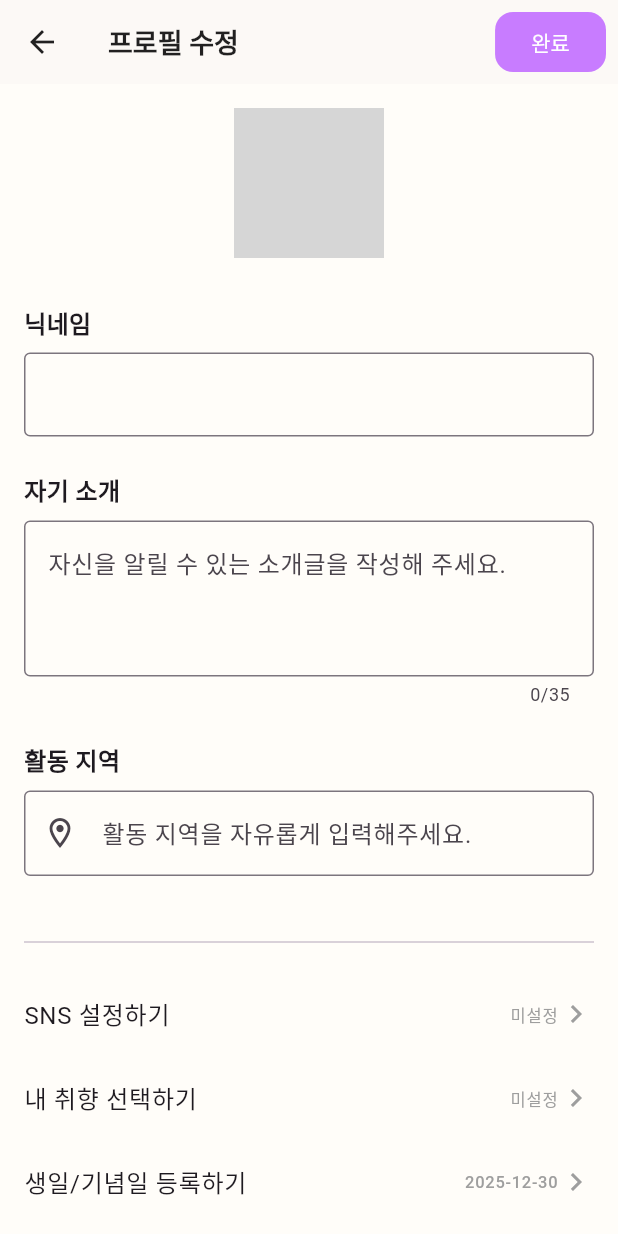
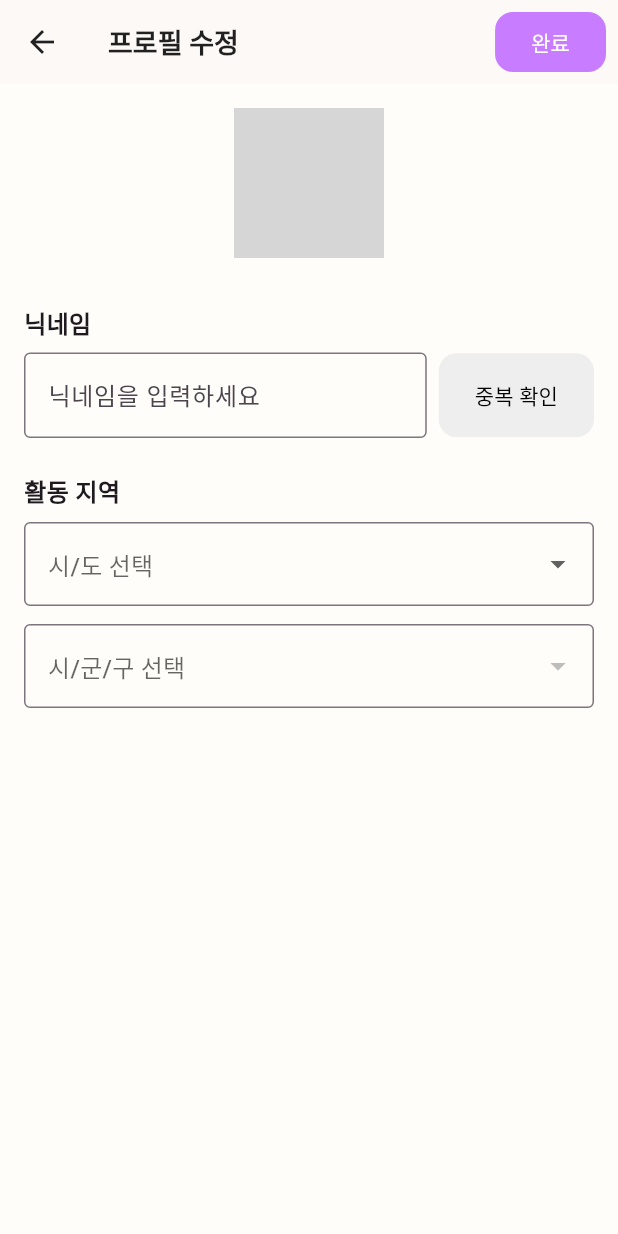
Before and after one commit to DongBaBaDa/needsfine_app, a Flutter app: the ProfileEditScreen screen opened directly with empty values, on a phone screen of 412 x 824 dp. Run offline on Flutter 3.47's test engine with Material 3 defaults, Android fonts, the light colour scheme and no system bars; our stand-ins replace carousel_slider, geolocator, image_picker, permission_handler, scrollable_positioned_list, shared_preferences and 1 more; missing offline and left inert: flutter_naver_map, unorm_dart; accounts and stored records are empty; network calls fail; Roboto replaces fonts that are missing (NotoSansKR); statements that could not run were skipped; grey boxes are pictures that could not be loaded.

Commit message:
2025년 12월30일 오후9시32분 프로필 수정중

```diff
--- a/lib/screens/profile_edit_screen.dart
+++ b/lib/screens/profile_edit_screen.dart
@@ -1,11 +1,10 @@
 import 'dart:io';
 import 'package:flutter/material.dart';
 import 'package:image_picker/image_picker.dart';
-import 'package:intl/intl.dart';
-import 'package:needsfine_app/core/needsfine_theme.dart'; // 테마 import
+import 'package:needsfine_app/core/needsfine_theme.dart';
+import 'package:needsfine_app/data/korean_regions.dart';
+import 'package:supabase_flutter/supabase_flutter.dart';
 import '../models/user_model.dart';
-import 'sns_setting_screen.dart';
-import 'taste_selection_screen.dart';
 
 class ProfileEditScreen extends StatefulWidget {
   final UserProfile userProfile;
@@ -17,16 +16,28 @@ class ProfileEditScreen extends StatefulWidget {
 }
 
 class _ProfileEditScreenState extends State<ProfileEditScreen> {
+  final _supabase = Supabase.instance.client;
   late TextEditingController _nicknameController;
-  late TextEditingController _introController;
-  late TextEditingController _activityZoneController;
   late UserProfile _updatedProfile;
+
+  // 지역 선택 관련 변수
+  String? _selectedSido;
+  String? _selectedSigungu;
+  List<String> _sidoList = [];
+  List<String> _sigunguList = [];
+
+  // 상태 관리 변수
+  bool? _isNicknameAvailable;
+  bool _isCheckingNickname = false;
+  bool _isSaving = false; // 서버 저장 로딩
 
   final ImagePicker _picker = ImagePicker();
 
   @override
   void initState() {
     super.initState();
+    _sidoList = koreanRegions.keys.toList();
+
     _updatedProfile = UserProfile(
       nickname: widget.userProfile.nickname,
       introduction: widget.userProfile.introduction,
@@ -40,18 +51,62 @@ class _ProfileEditScreenState extends State<ProfileEditScreen> {
     );
 
     _nicknameController = TextEditingController(text: _updatedProfile.nickname);
-    _introController = TextEditingController(text: _updatedProfile.introduction);
-    _activityZoneController = TextEditingController(text: _updatedProfile.activityZone);
+
+    // [해결] Screenshot_20251230_204308.jpg의 '활동' 값 오류 방어 코드
+    if (_updatedProfile.activityZone.isNotEmpty) {
+      final zones = _updatedProfile.activityZone.split(' ');
+      if (zones.length >= 2) {
+        final targetSido = zones[0];
+        final targetSigungu = zones[1];
+
+        // "활동"처럼 리스트에 없는 값이 들어오면 드롭다운 오류가 나므로 contains 체크 필수
+        if (_sidoList.contains(targetSido)) {
+          _selectedSido = targetSido;
+          _sigunguList = koreanRegions[_selectedSido!] ?? [];
+
+          if (_sigunguList.contains(targetSigungu)) {
+            _selectedSigungu = targetSigungu;
+          }
+        }
+      }
+    }
   }
 
   @override
   void dispose() {
     _nicknameController.dispose();
-    _introController.dispose();
-    _activityZoneController.dispose();
     super.dispose();
   }
 
+  // 닉네임 중복 확인
+  Future<void> _checkNicknameDuplicate() async {
+    final nickname = _nicknameController.text.trim();
+    if (nickname.isEmpty) return;
+    if (nickname == widget.userProfile.nickname) {
+      setState(() => _isNicknameAvailable = true);
+      return;
+    }
+
+    setState(() => _isCheckingNickname = true);
+
+    try {
+      final res = await _supabase
+          .from('profiles')
+          .select('nickname')
+          .eq('nickname', nickname)
+          .maybeSingle();
+
+      setState(() {
+        _isNicknameAvailable = res == null;
+      });
+    } catch (e) {
+      debugPrint('중복 체크 에러: $e');
+    } finally {
+      setState(() => _isCheckingNickname = false);
+    }
+  }
+
+  // 이미지 선택
   Future<void> _pickImage() async {
     final XFile? pickedFile = await _picker.pickImage(source: ImageSource.gallery);
     if (pickedFile != null) {
@@ -61,27 +116,70 @@ class _ProfileEditScreenState extends State<ProfileEditScreen> {
     }
   }
 
-  void _saveAndPop() {
-    _updatedProfile.nickname = _nicknameController.text;
-    _updatedProfile.introduction = _introController.text;
-    _updatedProfile.activityZone = _activityZoneController.text;
+  // [서버 저장] 이미지 업로드 로직
+  Future<String?> _uploadProfileImage() async {
+    if (_updatedProfile.imageFile == null) return null;
+
+    final userId = _supabase.auth.currentUser!.id;
+    final file = _updatedProfile.imageFile!;
+    final fileExt = file.path.split('.').last;
+    final fileName = 'profile_$userId.${fileExt.toLowerCase()}';
+    final filePath = '$userId/$fileName';
+
+    try {
+      // 업로드 실행
+      await _supabase.storage.from('avatars').upload(
+        filePath,
+        file,
+        fileOptions: const FileOptions(upsert: true),
+      );
+
+      // 업로드된 이미지의 Public URL 획득
+      final String publicUrl = _supabase.storage.from('avatars').getPublicUrl(filePath);
+      return publicUrl;
+    } catch (e) {
+      debugPrint('이미지 업로드 에러: $e');
+      return null;
+    }
+  }
+
+  // [서버 저장] 최종 완료 버튼 로직
+  Future<void> _saveAndPop() async {
+    if (_nicknameController.text != widget.userProfile.nickname && _isNicknameAvailable != true) {
+      ScaffoldMessenger.of(context).showSnackBar(const SnackBar(content: Text('닉네임 중복 확인이 필요합니다.')));
+      return;
+    }
+
+    setState(() => _isSaving = true);
+
+    try {
+      final userId = _supabase.auth.currentUser!.id;
+      String? newImageUrl;
+
+      // 1. 이미지가 바뀌었다면 서버 스토리지에 업로드
+      if (_updatedProfile.imageFile != null) {
+        newImageUrl = await _uploadProfileImage();
+      }
+
+      // 2. DB 정보 업데이트
+      await _supabase.from('profiles').update({
+        'nickname': _nicknameController.text.trim(),
+        'activity_zone': '$_selectedSido $_selectedSigungu',
+        if (newImageUrl != null) 'profile_image_url': newImageUrl,
+      }).eq('id', userId);
+
+      if (mounted) {
+        _updatedProfile.nickname = _nicknameController.text.trim();
+        _updatedProfile.activityZone = '$_selectedSido $_selectedSigungu';
+        if (newImageUrl != null) _updatedProfile.profileImageUrl = newImageUrl;
+
+        ScaffoldMessenger.of(context).showSnackBar(const SnackBar(content: Text('정보가 서버에 저장되었습니다.')));
         Navigator.pop(context, _updatedProfile);
       }
-
-  Future<void> _selectDate(BuildContext context) async {
-    final DateTime? picked = await showDatePicker(
-      context: context,
-      initialDate: _updatedProfile.birthDate ?? DateTime.now(),
-      firstDate: DateTime(1900),
-      lastDate: DateTime.now(),
-      builder: (context, child) {
-        return Theme(data: Theme.of(context).copyWith(colorScheme: const ColorScheme.light(primary: kNeedsFinePurple)), child: child!);
-      },
-    );
-    if (picked != null && picked != _updatedProfile.birthDate) {
-      setState(() {
-        _updatedProfile.birthDate = picked;
-      });
+    } catch (e) {
+      if (mounted) ScaffoldMessenger.of(context).showSnackBar(SnackBar(content: Text('저장 실패: $e')));
+    } finally {
+      if (mounted) setState(() => _isSaving = false);
     }
   }
 
@@ -91,93 +189,128 @@ class _ProfileEditScreenState extends State<ProfileEditScreen> {
       appBar: AppBar(
         title: const Text('프로필 수정'),
         actions: [
-          // [수정] Primary Button 스타일 적용
           Padding(
             padding: const EdgeInsets.only(right: 8.0),
             child: ElevatedButton(
-              onPressed: _saveAndPop,
+              onPressed: _isSaving ? null : _saveAndPop,
               style: ElevatedButton.styleFrom(
                 backgroundColor: kNeedsFinePurple,
                 foregroundColor: Colors.white,
                 elevation: 0,
               ),
-              child: const Text("완료"),
+              child: _isSaving
+                  ? const SizedBox(width: 16, height: 16, child: CircularProgressIndicator(color: Colors.white, strokeWidth: 2))
+                  : const Text("완료"),
             ),
           )
         ],
       ),
-      body: Column(
-        children: [
-          Expanded(
-            child: ListView(
+      body: ListView(
         padding: const EdgeInsets.all(16.0),
         children: [
           Center(
             child: Stack(
               children: [
+                // [해결] 에셋 파일 부재 에러 방지를 위해 기본 아이콘 사용
                 CircleAvatar(
                   radius: 50,
+                  backgroundColor: Colors.grey[200],
                   backgroundImage: _updatedProfile.imageFile != null
                       ? FileImage(_updatedProfile.imageFile!) as ImageProvider
                       : (_updatedProfile.profileImageUrl.isNotEmpty
                       ? NetworkImage(_updatedProfile.profileImageUrl)
-                                : const AssetImage('assets/images/default_profile.png')
-                              ),
+                      : null),
+                  child: (_updatedProfile.imageFile == null && _updatedProfile.profileImageUrl.isEmpty)
+                      ? const Icon(Icons.person, size: 50, color: Colors.grey)
+                      : null,
                 ),
                 Positioned(
                   bottom: 0,
                   right: 0,
-                        child: GestureDetector(onTap: _pickImage, child: CircleAvatar(radius: 18, backgroundColor: Colors.grey[800], child: const Icon(Icons.camera_alt, color: Colors.white, size: 20))),
+                  child: GestureDetector(
+                    onTap: _pickImage,
+                    child: CircleAvatar(
+                      radius: 18,
+                      backgroundColor: Colors.grey[800],
+                      child: const Icon(Icons.camera_alt, color: Colors.white, size: 20),
+                    ),
+                  ),
                 ),
               ],
             ),
           ),
           const SizedBox(height: 32),
-                _buildTextField(label: '닉네임', controller: _nicknameController),
-                _buildTextField(label: '자기 소개', controller: _introController, hint: '자신을 알릴 수 있는 소개글을 작성해 주세요.', maxLength: 35, maxLines: 3),
-                _buildTextField(label: '활동 지역', controller: _activityZoneController, hint: '활동 지역을 자유롭게 입력해주세요.', prefixIcon: Icons.location_on_outlined),
-                const Divider(height: 40),
-                _buildListTile(title: 'SNS 설정하기', value: '미설정', onTap: () => Navigator.push(context, MaterialPageRoute(builder: (_) => const SnsSettingScreen()))),
-                _buildListTile(title: '내 취향 선택하기', value: '미설정', onTap: () => Navigator.push(context, MaterialPageRoute(builder: (_) => const TasteSelectionScreen()))),
-                _buildListTile(
-                  title: '생일/기념일 등록하기',
-                  value: _updatedProfile.birthDate != null ? DateFormat('yyyy-MM-dd').format(_updatedProfile.birthDate!) : '0 건',
-                  onTap: () => _selectDate(context)
+
+          const Text('닉네임', style: TextStyle(fontWeight: FontWeight.bold, fontSize: 16)),
+          const SizedBox(height: 8),
+          Row(
+            children: [
+              Expanded(
+                child: TextField(
+                  controller: _nicknameController,
+                  decoration: InputDecoration(
+                    hintText: '닉네임을 입력하세요',
+                    border: const OutlineInputBorder(),
+                    enabledBorder: _isNicknameAvailable == true
+                        ? const OutlineInputBorder(borderSide: BorderSide(color: Colors.green, width: 2))
+                        : null,
+                    errorText: _isNicknameAvailable == false ? '이미 사용 중인 닉네임입니다.' : null,
+                    helperText: _isNicknameAvailable == true ? '사용 가능한 닉네임입니다.' : null,
+                    helperStyle: const TextStyle(color: Colors.green),
+                  ),
+                  onChanged: (text) {
+                    setState(() {
+                      _isNicknameAvailable = null;
+                    });
+                  },
+                ),
+              ),
+              const SizedBox(width: 8),
+              SizedBox(
+                height: 56,
+                child: ElevatedButton(
+                  onPressed: (_isCheckingNickname || _isNicknameAvailable == true) ? null : _checkNicknameDuplicate,
+                  style: ElevatedButton.styleFrom(
+                    backgroundColor: _isNicknameAvailable == true ? Colors.green : Colors.grey[200],
+                    foregroundColor: _isNicknameAvailable == true ? Colors.white : Colors.black,
+                    elevation: 0,
+                  ),
+                  child: _isCheckingNickname
+                      ? const SizedBox(width: 20, height: 20, child: CircularProgressIndicator(strokeWidth: 2))
+                      : Text(_isNicknameAvailable == true ? '확인됨' : '중복 확인'),
+                ),
               ),
             ],
           ),
+          const SizedBox(height: 24),
+
+          const Text('활동 지역', style: TextStyle(fontWeight: FontWeight.bold, fontSize: 16)),
+          const SizedBox(height: 8),
+          DropdownButtonFormField<String>(
+            value: _selectedSido,
+            hint: const Text('시/도 선택'),
+            decoration: const InputDecoration(border: OutlineInputBorder()),
+            items: _sidoList.map((e) => DropdownMenuItem(value: e, child: Text(e))).toList(),
+            onChanged: (value) {
+              setState(() {
+                _selectedSido = value;
+                _selectedSigungu = null;
+                _sigunguList = koreanRegions[value!] ?? [];
+              });
+            },
+          ),
+          const SizedBox(height: 12),
+          DropdownButtonFormField<String>(
+            value: _selectedSigungu,
+            hint: const Text('시/군/구 선택'),
+            decoration: const InputDecoration(border: OutlineInputBorder()),
+            items: _sigunguList.map((e) => DropdownMenuItem(value: e, child: Text(e))).toList(),
+            onChanged: _selectedSido == null ? null : (value) {
+              setState(() => _selectedSigungu = value);
+            },
           ),
         ],
       ),
     );
   }
-
-  Widget _buildTextField({required String label, required TextEditingController controller, String? hint, int? maxLength, int maxLines = 1, IconData? prefixIcon}) {
-    return Padding(
-      padding: const EdgeInsets.only(bottom: 24.0),
-      child: Column(
-        crossAxisAlignment: CrossAxisAlignment.start,
-        children: [
-          Text(label, style: const TextStyle(fontWeight: FontWeight.bold, fontSize: 16)),
-          const SizedBox(height: 8),
-          TextField(
-            controller: controller,
-            maxLength: maxLength,
-            maxLines: maxLines,
-            decoration: InputDecoration(hintText: hint, prefixIcon: prefixIcon != null ? Icon(prefixIcon) : null, border: const OutlineInputBorder()),
-            onChanged: (text) => setState(() {}),
-          ),
-        ],
-      ),
-    );
 }
-
-  Widget _buildListTile({required String title, required String value, required VoidCallback onTap}) {
-    return ListTile(
-      contentPadding: EdgeInsets.zero,
-      title: Text(title, style: const TextStyle(fontSize: 16)),
-      trailing: Row(mainAxisSize: MainAxisSize.min, children: [Text(value, style: const TextStyle(color: Colors.grey)), const Icon(Icons.chevron_right, color: Colors.grey)]),
-      onTap: onTap,
-    );
-  }
-}
```
Also changed, not shown: lib/screens/email_pw_find_screen.dart (+19 -10 lines), lib/screens/initial_screen.dart (+33 -15 lines), 1 other file. Lines whose indentation alone changed are shown as unchanged.
